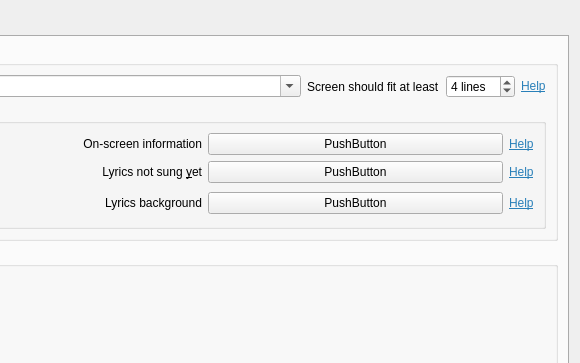
Before: the Qt Designer form src/settingsdialog.ui in gyunaev/spivak, drawn with Qt 5; both pictures show x 587 to 1167 and y 0 to 363 of the 1167 by 632 pixel window.
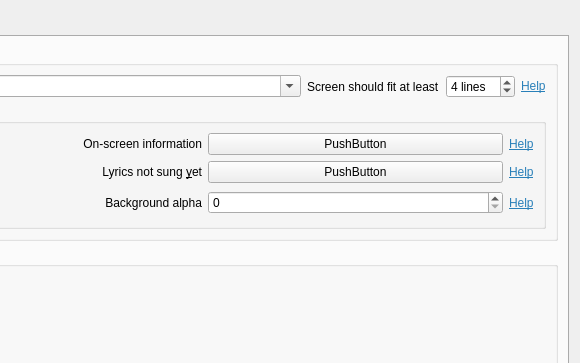
After: the same form once the commit is applied. Icons and pictures are not drawn. Custom widgets are drawn as their Qt base class.

Commit message: Implementing tinted background

```diff
--- a/src/settingsdialog.ui
+++ b/src/settingsdialog.ui
@@ -959,29 +959,13 @@
              <item row="2" column="4">
               <widget class="QLabel" name="label_145">
                <property name="text">
-                <string>Lyrics background</string>
+                <string>Background alpha</string>
                </property>
                <property name="alignment">
                 <set>Qt::AlignRight|Qt::AlignTrailing|Qt::AlignVCenter</set>
                </property>
                <property name="buddy">
-                <cstring>btnPlayerLyricsBgColor</cstring>
-               </property>
-              </widget>
-             </item>
-             <item row="2" column="5">
-              <widget class="ColorButton" name="btnPlayerLyricsBgColor">
-               <property name="sizePolicy">
-                <sizepolicy hsizetype="Minimum" vsizetype="Fixed">
-                 <horstretch>1</horstretch>
-                 <verstretch>0</verstretch>
-                </sizepolicy>
-               </property>
-               <property name="whatsThis">
-                <string>&lt;html&gt;&lt;head/&gt;&lt;body&gt;&lt;p&gt;Background color under lyrics. Set it to the color contrast to your lyrics color, so you can see them easily on a colored background such as video or image.&lt;/p&gt;&lt;/body&gt;&lt;/html&gt;</string>
-               </property>
-               <property name="text">
-                <string>PushButton</string>
+                <cstring>lyricBackgroundTransparency</cstring>
                </property>
               </widget>
              </item>
@@ -994,7 +978,23 @@
                 <string>&lt;html&gt;&lt;head/&gt;&lt;body&gt;&lt;p&gt;&lt;a href=&quot;background&quot;&gt;&lt;span style=&quot; text-decoration: underline; color:#2980b9;&quot;&gt;Help&lt;/span&gt;&lt;/a&gt;&lt;/p&gt;&lt;/body&gt;&lt;/html&gt;</string>
                </property>
                <property name="buddy">
-                <cstring>btnPlayerLyricsBgColor</cstring>
+                <cstring>lyricBackgroundTransparency</cstring>
+               </property>
+              </widget>
+             </item>
+             <item row="2" column="5">
+              <widget class="QSpinBox" name="lyricBackgroundTransparency">
+               <property name="whatsThis">
+                <string>&lt;html&gt;&lt;head/&gt;&lt;body&gt;&lt;p&gt;Specifies how much to &amp;quot;tint&amp;quot; the background when playing Karaoke. This helps to see the lyrics better, but makes the background less visible.&lt;/p&gt;&lt;/body&gt;&lt;/html&gt;</string>
+               </property>
+               <property name="suffix">
+                <string/>
+               </property>
+               <property name="prefix">
+                <string/>
+               </property>
+               <property name="maximum">
+                <number>255</number>
                </property>
               </widget>
              </item>
```
The commit also changes 2 other files.
